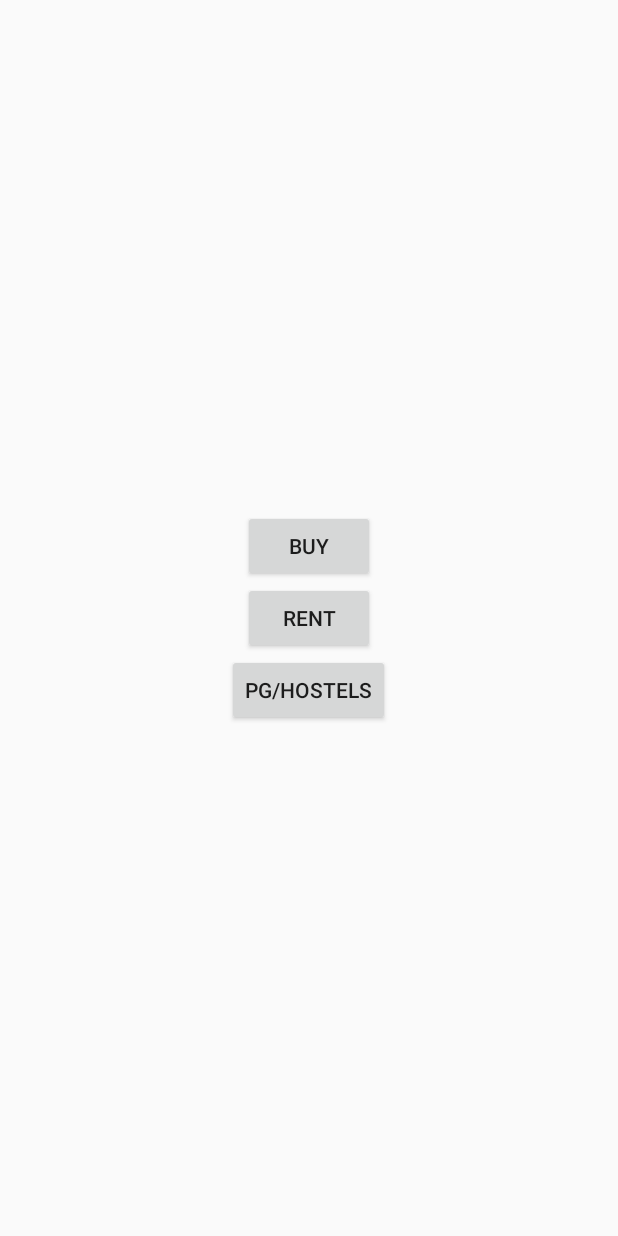
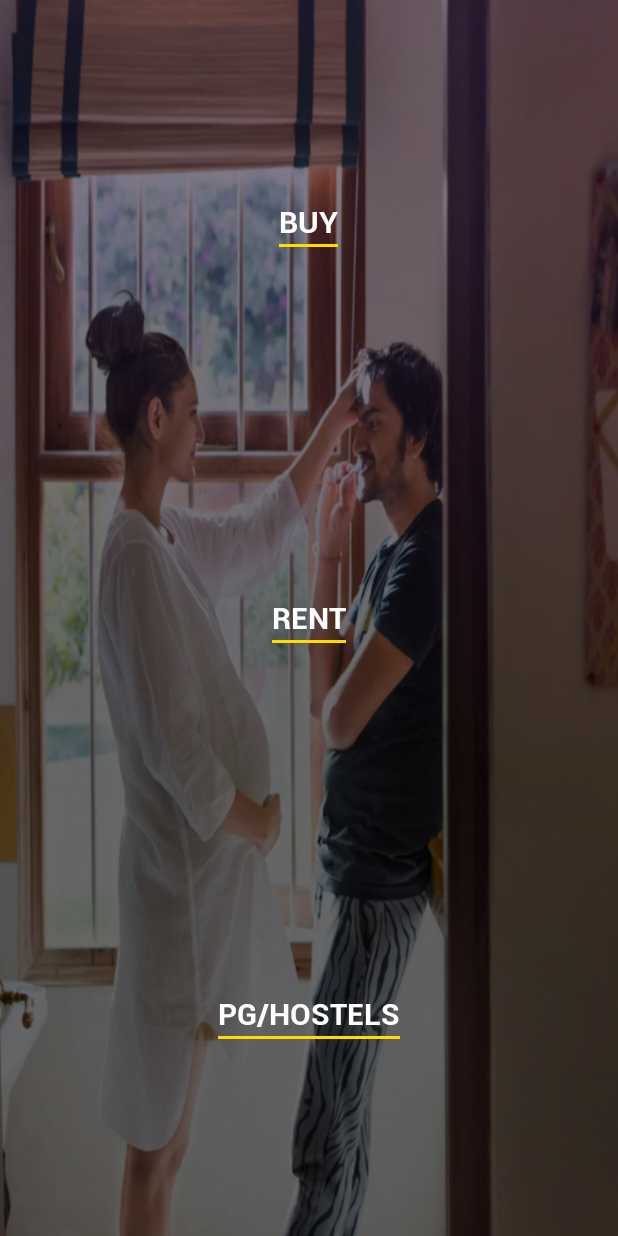
Before and after one commit to vinilnarang/Bandroids, an Android app: the SelectService screen opened directly, with no data from a screen before it, on a phone screen of 412 x 824 dp. Run offline under Robolectric (Android 15) with nearby library versions, the phone set to English and light mode, and no system bars.

Commit message:
Changed the UI

```diff
--- a/app/src/main/java/com/example/the_game/housingcamview/DisplayFlatsList.java
+++ b/app/src/main/java/com/example/the_game/housingcamview/DisplayFlatsList.java
@@ -63,6 +63,7 @@ public class DisplayFlatsList extends AppCompatActivity {
         break;
     }
     startActivity(intent);
+    this.finish();
 
   }
 
--- a/app/src/main/java/com/example/the_game/housingcamview/GPSTracker.java
+++ b/app/src/main/java/com/example/the_game/housingcamview/GPSTracker.java
@@ -14,7 +14,6 @@ import android.os.Bundle;
 import android.os.IBinder;
 import android.provider.Settings;
 import android.util.Log;
-import android.widget.Toast;
 
 import java.io.IOException;
 import java.util.List;
@@ -326,7 +325,7 @@ public class GPSTracker extends Service implements LocationListener {
   public void onLocationChanged(Location location) {
     this.latitude = location.getLatitude();
     this.longitude = location.getLongitude();
-    Toast.makeText(mContext,"Please try now!",Toast.LENGTH_LONG).show();
+    //Toast.makeText(mContext,"Please try now!",Toast.LENGTH_LONG).show();
     stopUsingGPS();
   }
 
--- a/app/src/main/java/com/example/the_game/housingcamview/SelectService.java
+++ b/app/src/main/java/com/example/the_game/housingcamview/SelectService.java
@@ -3,7 +3,9 @@ package com.example.the_game.housingcamview;
 import android.os.Bundle;
 import android.support.v7.app.AppCompatActivity;
 import android.view.View;
-import android.widget.Button;
+import android.view.ViewGroup;
+import android.widget.ImageButton;
+import android.widget.TextView;
 import android.widget.Toast;
 
 import com.example.the_game.housingcamview.utility.MappingUtility;
@@ -16,24 +18,45 @@ public class SelectService extends AppCompatActivity implements View.OnClickList
   protected void onCreate(Bundle savedInstanceState) {
     super.onCreate(savedInstanceState);
     setContentView(R.layout.activity_select_service);
-    Button buyButton = (Button) findViewById(R.id.buyButton);
-    Button rentButton = (Button) findViewById(R.id.rentButton);
-    Button pgButton = (Button) findViewById(R.id.pgButton);
-    buyButton.setOnClickListener(this);
-    rentButton.setOnClickListener(this);
-    pgButton.setOnClickListener(this);
+    ImageButton buyButton = (ImageButton) findViewById(R.id.buyButton);
+    ImageButton rentButton = (ImageButton) findViewById(R.id.rentButton);
+    ImageButton pgButton = (ImageButton) findViewById(R.id.pgButton);
+    final TextView buyTextView = (TextView) findViewById(R.id.buyTextView);
+    final TextView rentTextView = (TextView) findViewById(R.id.rentTextView);
+    final TextView pgTextView = (TextView) findViewById(R.id.pgTextView);
+    final View buyHighlighter = (View) findViewById(R.id.buyHighlighter);
+    final View rentHighlighter = (View) findViewById(R.id.rentHighlighter);
+    final View pgHighlighter = (View) findViewById(R.id.pgHighlighter);
+    final ViewGroup.LayoutParams buyLayoutParams = buyHighlighter.getLayoutParams();
+    final ViewGroup.LayoutParams rentLayoutParams = rentHighlighter.getLayoutParams();
+    final ViewGroup.LayoutParams pgLayoutParams = pgHighlighter.getLayoutParams();
+    buyTextView.post(new Runnable() {
+      @Override
+      public void run() {
+        buyLayoutParams.width = buyTextView.getWidth();
+        buyHighlighter.setLayoutParams(buyLayoutParams);
+        rentLayoutParams.width = rentTextView.getWidth();
+        rentHighlighter.setLayoutParams(rentLayoutParams);
+        pgLayoutParams.width = pgTextView.getWidth();
+        pgHighlighter.setLayoutParams(pgLayoutParams);
+      }
+    });
+    buyTextView.setOnClickListener(this);
+    rentTextView.setOnClickListener(this);
+    pgTextView.setOnClickListener(this);
+
   }
 
   @Override
   public void onClick(View v) {
     switch (v.getId()) {
-      case R.id.buyButton:
+      case R.id.buyTextView:
         getFlatsList("buy");
         break;
-      case R.id.rentButton:
+      case R.id.rentTextView:
         getFlatsList("rent");
         break;
-      case R.id.pgButton:
+      case R.id.pgTextView:
         getFlatsList("pg");
         break;
     }
--- /dev/null
+++ b/app/src/main/java/com/example/the_game/housingcamview/utility/CustomTextView.java
@@ -0,0 +1,37 @@
+package com.example.the_game.housingcamview.utility;
+
+import android.content.Context;
+import android.graphics.Typeface;
+import android.util.AttributeSet;
+import android.widget.TextView;
+
+abstract class CustomTextView extends TextView {
+
+  public static final boolean IS_CUSTOM_FONT_ALLOWED = true;
+
+  public CustomTextView(Context context, AttributeSet attrs, int defStyle) {
+    super(context, attrs, defStyle);
+    init(attrs);
+  }
+
+  public CustomTextView(Context context, AttributeSet attrs) {
+    super(context, attrs);
+    init(attrs);
+
+  }
+
+  public CustomTextView(Context context) {
+    super(context);
+    init(null);
+  }
+
+  private void init(AttributeSet attrs) {
+    if (IS_CUSTOM_FONT_ALLOWED) {
+      Typeface myTypeface = FontCache.get(getFontName(), getContext());
+      setTypeface(myTypeface);
+    }
+  }
+
+  protected abstract String getFontName();
+
+}
--- /dev/null
+++ b/app/src/main/java/com/example/the_game/housingcamview/utility/FontCache.java
@@ -0,0 +1,35 @@
+package com.example.the_game.housingcamview.utility;
+
+import android.content.Context;
+import android.graphics.Typeface;
+
+import java.util.HashMap;
+
+/**
+ * This class returns a font from the cache if available, else create a font,
+ * adds to the cache and returns it
+ *
+ * @author gayathri_nair
+ */
+public class FontCache {
+
+  private static HashMap<String, Typeface> cache = new HashMap<String, Typeface>();
+  private static final String RUPEE_FONT = "fonts/Rupee_Foradian.ttf";
+
+  public static Typeface get(String name, Context context) {
+    Typeface typeFace = cache.get(name);
+    if (typeFace == null) {
+      try {
+        typeFace = Typeface.createFromAsset(context.getAssets(), name);
+        cache.put(name, typeFace);
+      } catch (Exception e) {
+        return Typeface.DEFAULT;
+      }
+    }
+    return typeFace;
+  }
+
+  public static Typeface getRupeeTypeFace(Context context) {
+    return get(RUPEE_FONT, context);
+  }
+}
--- /dev/null
+++ b/app/src/main/java/com/example/the_game/housingcamview/utility/RobotoRegularTextView.java
@@ -0,0 +1,33 @@
+package com.example.the_game.housingcamview.utility;
+
+import android.content.Context;
+import android.util.AttributeSet;
+
+/**
+ * This custom text view class has to be used instead of the <TextView/> element in an xml wherever
+ * this font is needed.
+ * Created by gayathri_nair on 12/03/15.
+ */
+public class RobotoRegularTextView extends CustomTextView {
+
+  public static final String FONT_NAME = "fonts/Roboto-Bold.ttf";
+
+  public RobotoRegularTextView(Context context, AttributeSet attrs, int defStyle) {
+    super(context, attrs, defStyle);
+  }
+
+  public RobotoRegularTextView(Context context, AttributeSet attrs) {
+    super(context, attrs);
+
+  }
+
+  public RobotoRegularTextView(Context context) {
+    super(context);
+  }
+
+
+  @Override
+  protected String getFontName() {
+    return FONT_NAME;
+  }
+}
--- a/app/src/main/res/layout/activity_main.xml
+++ b/app/src/main/res/layout/activity_main.xml
@@ -11,7 +11,7 @@
   <ImageView
       android:id="@+id/cam_button"
       android:layout_width="match_parent"
-      android:layout_height="wrap_content"
-      android:src="@android:drawable/ic_menu_camera"/>
+      android:layout_height="match_parent"
+      android:src="@drawable/image"/>
 
 </RelativeLayout>
--- a/app/src/main/res/layout/activity_select_service.xml
+++ b/app/src/main/res/layout/activity_select_service.xml
@@ -1,34 +1,118 @@
-<RelativeLayout xmlns:android="http://schemas.android.com/apk/res/android"
+<LinearLayout xmlns:android="http://schemas.android.com/apk/res/android"
               xmlns:tools="http://schemas.android.com/tools"
               android:layout_width="match_parent"
               android:layout_height="match_parent"
+              android:background="@drawable/bg_overlay_buy"
+              android:orientation="vertical"
+              android:paddingBottom="@dimen/activity_vertical_margin"
               android:paddingLeft="@dimen/activity_horizontal_margin"
               android:paddingRight="@dimen/activity_horizontal_margin"
               android:paddingTop="@dimen/activity_vertical_margin"
-                android:paddingBottom="@dimen/activity_vertical_margin"
               tools:context="com.example.the_game.housingcamview.SelectService">
 
-  <Button
+  <RelativeLayout
+      android:layout_width="match_parent"
+      android:layout_height="0dp"
+      android:layout_weight="1">
+
+    <ImageButton
+        android:id="@+id/buyButton"
         android:layout_width="wrap_content"
         android:layout_height="wrap_content"
-      android:text="Rent"
-      android:id="@+id/rentButton"
-      android:layout_centerVertical="true"
-      android:layout_centerHorizontal="true"/>
+        android:background="@color/transparent"
+        android:clickable="true"/>
 
-  <Button
+    <com.example.the_game.housingcamview.utility.RobotoRegularTextView
+        android:id="@+id/buyTextView"
         android:layout_width="wrap_content"
         android:layout_height="wrap_content"
-      android:text="Buy"
-      android:id="@+id/buyButton"
-      android:layout_above="@+id/rentButton"
-      android:layout_centerHorizontal="true"/>
+        android:layout_centerHorizontal="true"
+        android:layout_centerVertical="true"
+        android:text="BUY"
+        android:textColor="@color/white"
+        android:textSize="20sp"
+        android:clickable="true"/>
+    <View
+        android:id="@+id/buyHighlighter"
+        android:layout_width="0dp"
+        android:layout_height="2dp"
+        android:layout_below="@+id/buyTextView"
+        android:layout_centerHorizontal="true"
+        android:layout_centerVertical="true"
+        android:layout_marginTop="1dp"
+        android:background="@color/scroller_divider">
+    </View>
 
-  <Button
+  </RelativeLayout>
+
+  <RelativeLayout
+      android:layout_width="match_parent"
+      android:layout_height="0dp"
+      android:layout_weight="1">
+
+    <ImageButton
+        android:id="@+id/rentButton"
         android:layout_width="wrap_content"
         android:layout_height="wrap_content"
+        android:background="@color/transparent"
+        android:clickable="true"/>
+
+    <com.example.the_game.housingcamview.utility.RobotoRegularTextView
+        android:id="@+id/rentTextView"
+        android:layout_width="wrap_content"
+        android:layout_height="wrap_content"
+        android:layout_centerHorizontal="true"
+        android:layout_centerVertical="true"
+        android:text="RENT"
+        android:textColor="@color/white"
+        android:textSize="20sp"
+        android:clickable="true"/>
+    <View
+        android:id="@+id/rentHighlighter"
+        android:layout_width="0dp"
+        android:layout_height="2dp"
+        android:layout_below="@+id/rentTextView"
+        android:layout_centerHorizontal="true"
+        android:layout_centerVertical="true"
+        android:layout_marginTop="1dp"
+        android:background="@color/scroller_divider">
+    </View>
+
+  </RelativeLayout>
+
+  <RelativeLayout
+      android:layout_width="match_parent"
+      android:layout_height="0dp"
+      android:layout_weight="1">
+
+    <ImageButton
+        android:id="@+id/pgButton"
+        android:layout_width="wrap_content"
+        android:layout_height="wrap_content"
+        android:background="@color/transparent"
+        android:clickable="true"/>
+
+    <com.example.the_game.housingcamview.utility.RobotoRegularTextView
+        android:id="@+id/pgTextView"
+        android:layout_width="wrap_content"
+        android:layout_height="wrap_content"
+        android:layout_centerHorizontal="true"
+        android:layout_centerVertical="true"
         android:text="PG/HOSTELS"
-      android:id="@+id/pgButton"
-      android:layout_below="@+id/rentButton"
-      android:layout_centerHorizontal="true"/>
+        android:textColor="@color/white"
+        android:textSize="20sp"
+        android:clickable="true"/>
+
+    <View
+        android:id="@+id/pgHighlighter"
+        android:layout_width="0dp"
+        android:layout_height="2dp"
+        android:layout_below="@+id/pgTextView"
+        android:layout_centerHorizontal="true"
+        android:layout_centerVertical="true"
+        android:layout_marginTop="1dp"
+        android:background="@color/scroller_divider">
+    </View>
   </RelativeLayout>
+
+</LinearLayout>
--- /dev/null
+++ b/app/src/main/res/values/colors.xml
@@ -0,0 +1,6 @@
+<?xml version="1.0" encoding="utf-8"?>
+<resources>
+  <color name="white">#FFFFFF</color>
+  <color name="transparent">#00000000</color>
+  <color name="scroller_divider">#ffdc00</color>
+</resources>
```
Also changed, not shown: app/src/main/assets/fonts/Roboto-Bold.ttf (added), app/src/main/assets/fonts/Roboto-Light.ttf (added), app/src/main/assets/fonts/Roboto-Medium.ttf (added), app/src/main/assets/fonts/Roboto-Regular.ttf (added), app/src/main/assets/fonts/Rupee_Foradian.ttf (added), app/src/main/res/drawable/bg_overlay_buy.jpg (added). Lines whose indentation alone changed are shown as unchanged.
